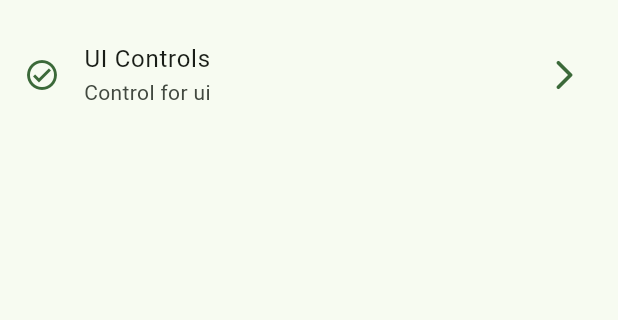
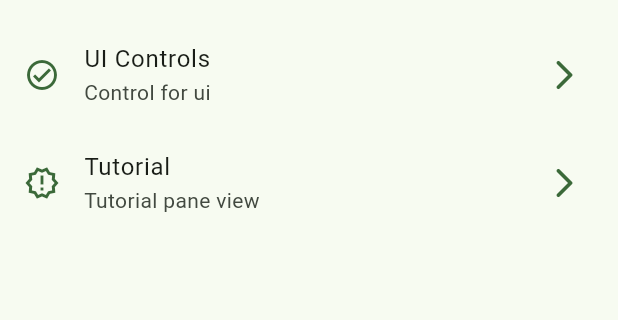
Before and after one commit to SebasRDev/widget_app, a Flutter app: the screen it shows after launch, on a phone screen of 412 x 824 dp, the part 603-923 px from its top. Run offline on Flutter 3.47's test engine with Material 2 defaults, Android fonts, the phone set to English and light mode, and no system bars; our stand-ins replace go_router.

Commit message:
tutorial routing

```diff
--- a/lib/config/menu/menu_items.dart
+++ b/lib/config/menu/menu_items.dart
@@ -52,4 +52,10 @@ const appMenuItems = <MenuItem>[
     url: '/ui-controls',
     icon: Icons.check_circle_outline_outlined
   ),
+  MenuItem(
+    title: 'Tutorial',
+    subtitle: 'Tutorial pane view',
+    url: '/tutorial',
+    icon: Icons.new_releases_outlined
+  ),
 ];
--- a/lib/config/router/app_router.dart
+++ b/lib/config/router/app_router.dart
@@ -40,5 +40,10 @@ final appRouter = GoRouter(
       name: UiControlsScreen.name,
       builder: (context, state) => const UiControlsScreen(),
     ),
+    GoRoute(
+      path: '/tutorial',
+      name: AppTutorialScreen.name,
+      builder: (context, state) => const AppTutorialScreen(),
+    ),
   ],
 );
```
